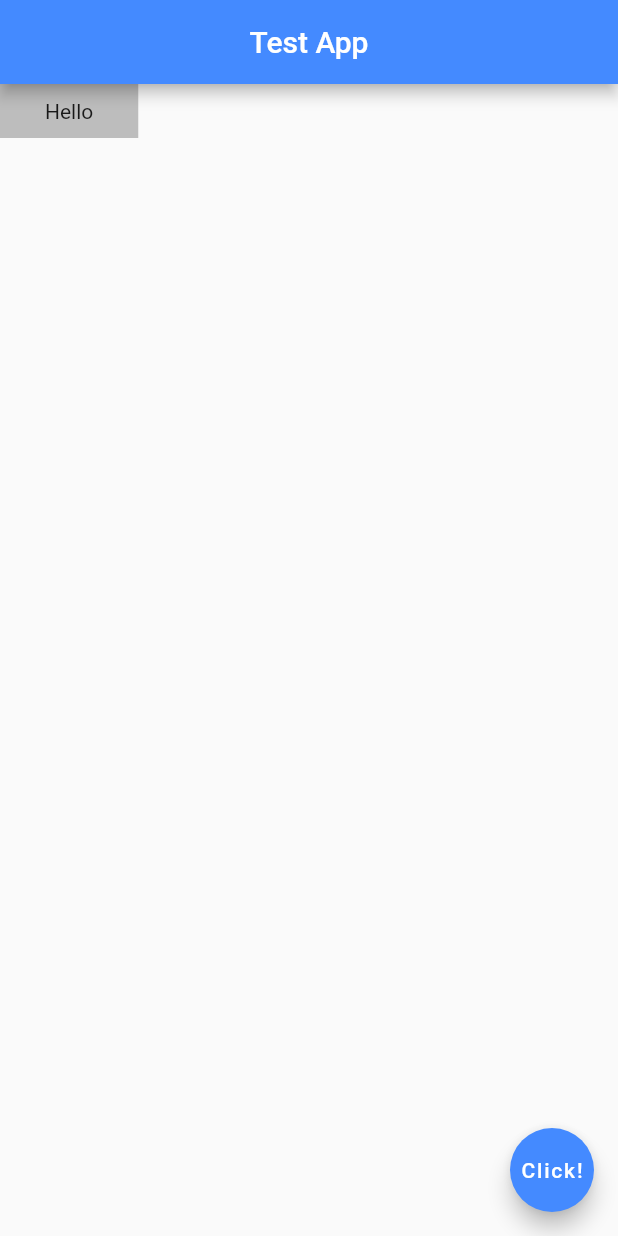
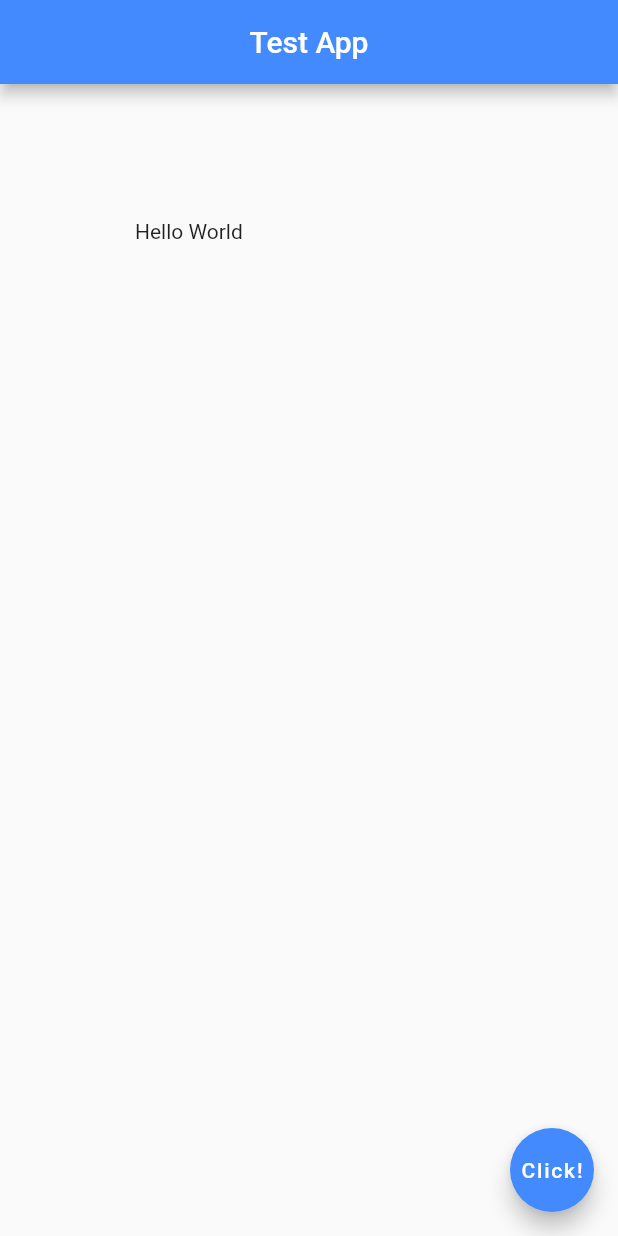
Before and after one commit to ch-ivy/flutter-tuts, a Flutter app: the screen it shows after launch, on a phone screen of 412 x 824 dp. Run offline on Flutter 3.47's test engine with Material 2 defaults, Android fonts, the phone set to English and light mode, and no system bars.

Commit message:
padding widget

```diff
--- a/TestApp/lib/main.dart
+++ b/TestApp/lib/main.dart
@@ -13,10 +13,9 @@ class HomePage extends StatelessWidget {
         centerTitle: true,
         backgroundColor: Colors.blueAccent,
       ),
-      body: Container(
-        color: Colors.grey[400],
-        child: Text("Hello"),
-        padding: EdgeInsets.symmetric(horizontal: 30, vertical: 10),
+      body: Padding(
+        padding: EdgeInsets.all(90.0),
+        child: Text("Hello World"),
       ),
       floatingActionButton: FloatingActionButton(
         onPressed: () {
```
